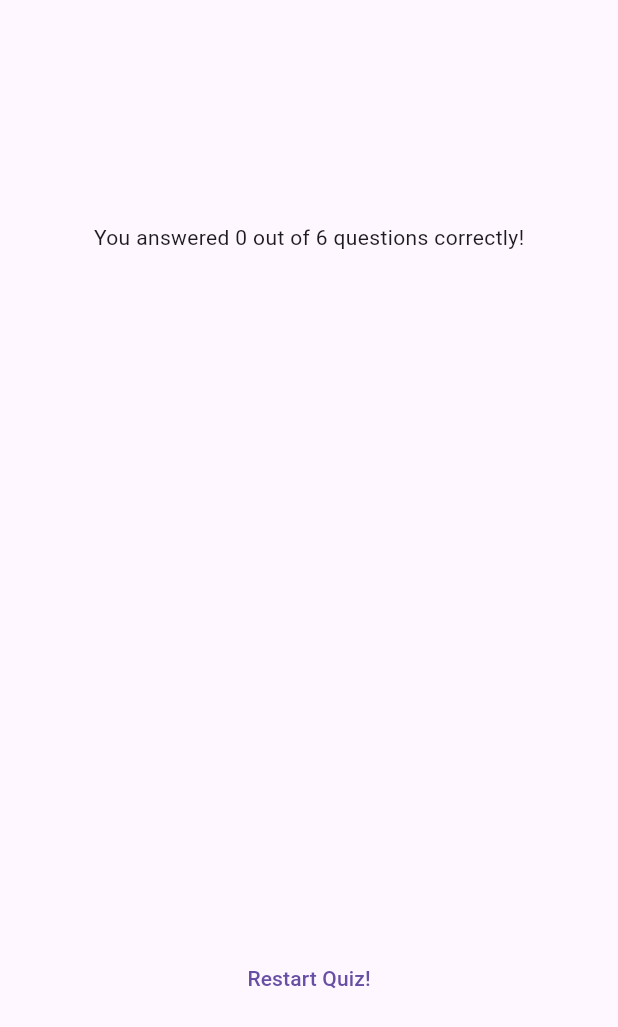
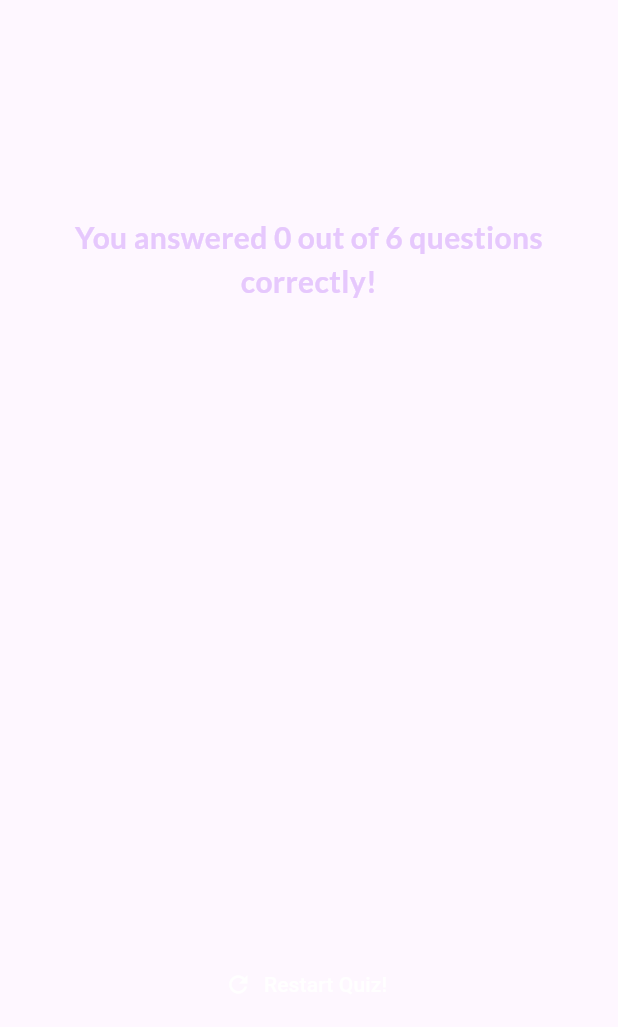
Before and after one commit to Vivekk-11/Quiz-App, a Flutter app: the ResultsScreen widget shown alone on an empty page, opened directly with empty values, on a phone screen of 412 x 824 dp. Shown: the top 1027 px of the screen. Run offline on Flutter 3.47's test engine with Material 3 defaults, Android fonts, the phone set to English and light mode, and no system bars; our stand-ins replace google_fonts.

Commit message:
completed the entire app

```diff
--- a/lib/quiz.dart
+++ b/lib/quiz.dart
@@ -33,6 +33,13 @@ class _QuizState extends State<Quiz> {
     }
   }
 
+  void restartQuiz() {
+    setState(() {
+      selectedAnswers = [];
+      activeScreen = 'questions-screen';
+    });
+  }
+
   @override
   Widget build(BuildContext context) {
     return MaterialApp(
@@ -50,6 +57,7 @@ class _QuizState extends State<Quiz> {
               : activeScreen == "results_screen"
                   ? ResultsScreen(
                       chosenAnswers: selectedAnswers,
+                      onRestart: restartQuiz,
                     )
                   : QuestionsScreen(
                       onSelectAnswer: chooseAnswer,
--- a/lib/results_screen.dart
+++ b/lib/results_screen.dart
@@ -1,11 +1,14 @@
 import 'package:flutter/material.dart';
+import 'package:google_fonts/google_fonts.dart';
 import 'package:third_app/data/questions.dart';
 import 'package:third_app/questions_summary.dart';
 
 class ResultsScreen extends StatelessWidget {
-  const ResultsScreen({super.key, required this.chosenAnswers});
+  const ResultsScreen(
+      {super.key, required this.chosenAnswers, required this.onRestart});
 
   final List<String> chosenAnswers;
+  final void Function() onRestart;
 
   List<Map<String, Object>> getSummaryData() {
     final List<Map<String, Object>> summary = [];
@@ -38,19 +41,25 @@ class ResultsScreen extends StatelessWidget {
           mainAxisAlignment: MainAxisAlignment.center,
           children: [
             Text(
-                "You answered $numCorrectQuestions out of $numTotalQuestions questions correctly!"),
-            const SizedBox(
-              height: 30,
+              'You answered $numCorrectQuestions out of $numTotalQuestions questions correctly!',
+              style: GoogleFonts.lato(
+                color: const Color.fromARGB(255, 230, 200, 253),
+                fontSize: 20,
+                fontWeight: FontWeight.bold,
+              ),
+              textAlign: TextAlign.center,
             ),
             QuestionsSummary(summaryData),
             const SizedBox(
               height: 30,
             ),
-            TextButton(
-              onPressed: () {},
-              child: const Text(
-                "Restart Quiz!",
+            TextButton.icon(
+              onPressed: onRestart,
+              style: TextButton.styleFrom(
+                foregroundColor: Colors.white,
               ),
+              icon: const Icon(Icons.refresh),
+              label: const Text('Restart Quiz!'),
             ),
           ],
         ),
```
